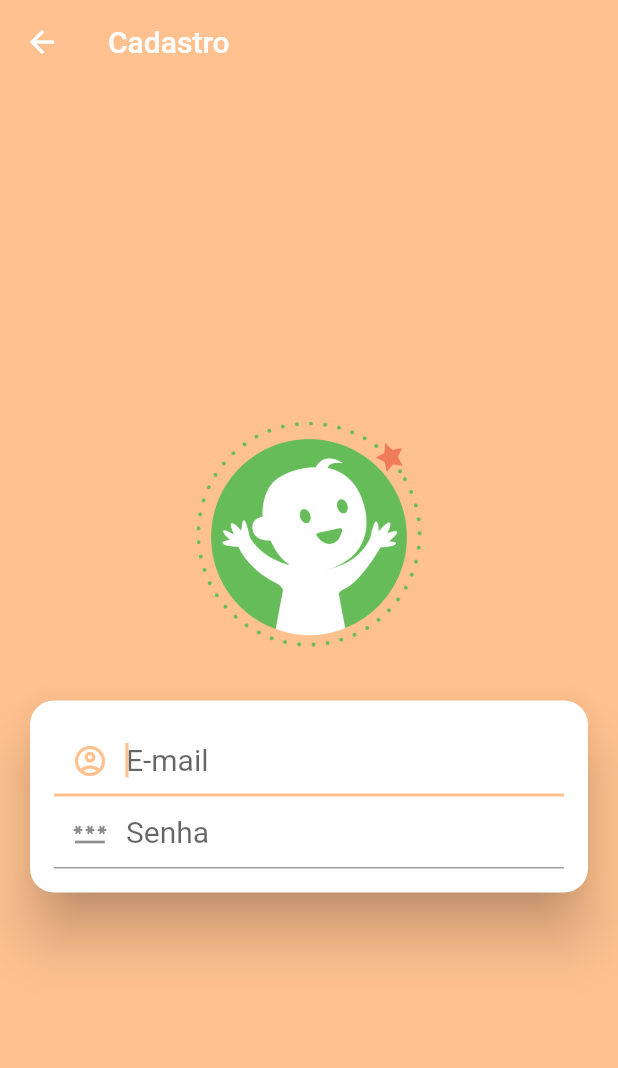
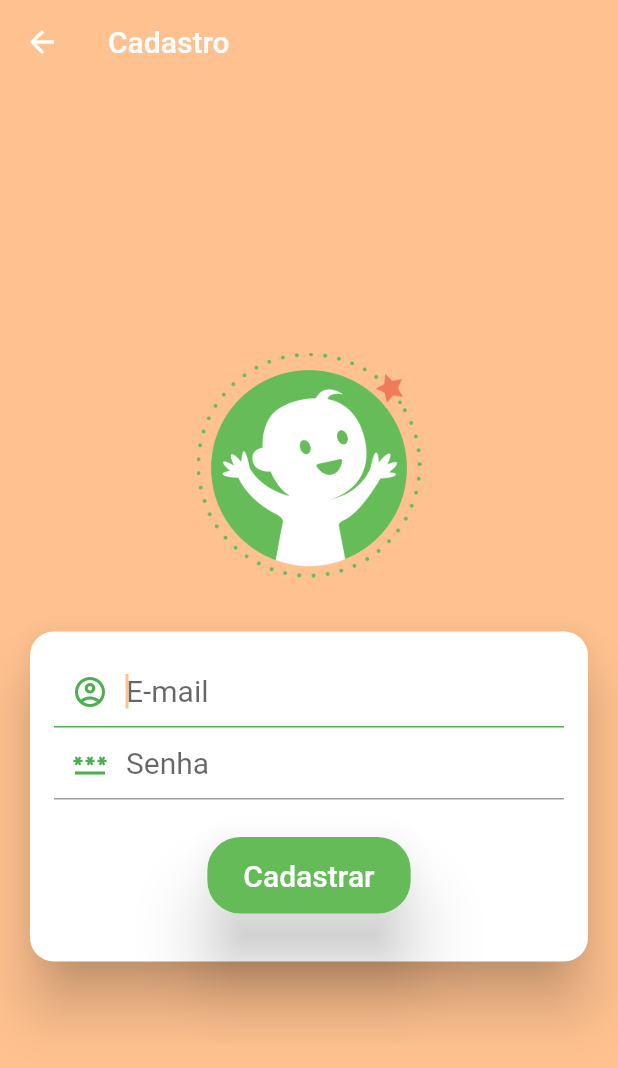
Before and after one commit to UniversoPrematuro/UniversoPrematuro2, a Flutter app: the Register screen opened directly, on a phone screen of 412 x 824 dp. Shown: the top 1068 px of the screen. Run offline on Flutter 3.47's test engine with Material 2 defaults, Android fonts, the phone set to English and light mode, and no system bars; our stand-ins replace cloud_firestore, firebase_auth, firebase_core; accounts and stored records are empty.

Commit message:
register done, added validate fields and cadastrate user

```diff
--- a/lib/pages/register.dart
+++ b/lib/pages/register.dart
@@ -1,13 +1,79 @@
+// ignore_for_file: avoid_print
+
+import 'package:firebase_auth/firebase_auth.dart';
 import 'package:flutter/material.dart';
 
+import '../models/usuario_model.dart';
+import 'edit_profile.dart';
+
 class Register extends StatefulWidget {
-  Register({Key? key}) : super(key: key);
+  const Register({Key? key}) : super(key: key);
 
   @override
   State<Register> createState() => _RegisterState();
 }
 
+
+
 class _RegisterState extends State<Register> {
+  final TextEditingController _controllerEmail = TextEditingController();
+  final TextEditingController _controllerPassw = TextEditingController();
+  String _errorMessage = "";
+
+  _validarCampos(){
+    String email = _controllerEmail.text;
+    String passw = _controllerPassw.text;
+
+    if(email.isNotEmpty && email.contains("@")){
+      if(passw.isNotEmpty && passw.length >= 5){
+        setState(() {
+          _errorMessage = "";
+        });
+
+        Usuario usuario = Usuario();
+        usuario.email = email;
+        usuario.passw = passw;
+        _cadastrarUsuario( usuario );
+
+      } else{
+        setState(() {
+          _errorMessage = "Preencha a senha corretamente";
+        });
+      }
+
+    } else {
+      setState(() {
+        _errorMessage = "Preencha o email";
+      });
+    }
+  }
+
+
+
+  _cadastrarUsuario( Usuario usuario ){
+    FirebaseAuth auth = FirebaseAuth.instance;
+
+    auth.createUserWithEmailAndPassword(
+      email: usuario.email, password: usuario.passw
+      ).then((firebaseUser){
+
+        setState(() {
+          _errorMessage = "Usuário cadastrado com sucesso!";
+        });
+      }).catchError((error){
+        print("erro app: $error" );
+        setState(() {
+          _errorMessage = "Erro ao cadastrar usuário, verifique todos os campos";
+        });
+      }
+
+      );
+
+
+  }
+
+
+
   @override
   Widget build(BuildContext context) {
     return Scaffold(
@@ -40,30 +106,74 @@ class _RegisterState extends State<Register> {
                       padding: const EdgeInsets.all(16),
                       child: Column(
                         mainAxisSize: MainAxisSize.min,
-                        children: const <Widget>[
+                        children: <Widget>[
                           TextField(
-                            controller: null,
+                            controller: _controllerEmail,
                             autofocus: true,
                             keyboardType: TextInputType.emailAddress,
-                            style: TextStyle(
+                            style: const TextStyle(
                               fontSize: 20
                             ),
-                            decoration: InputDecoration(
+                            decoration: const InputDecoration(
+                              focusedBorder: UnderlineInputBorder(
+                              borderSide: BorderSide(
+                                color: Colors.green
+                              )
+                            ),
                               hintText: "E-mail",
-                              prefixIcon: Icon(Icons.account_circle_outlined)),
+                              prefixIcon: Icon(Icons.account_circle_outlined, color: Colors.green,)),
                           ),
                           TextField(
-                            controller: null,
+                            controller: _controllerPassw,
                             autofocus: true,
+                            obscureText: true,
                             keyboardType: TextInputType.emailAddress,
-                            style: TextStyle(
+                            style: const TextStyle(
                               fontSize: 20
                             ),
-                            decoration: InputDecoration(
+                            decoration: const InputDecoration(
+                              focusedBorder: UnderlineInputBorder(
+                              borderSide: BorderSide(
+                                color: Colors.green
+                              )
+                            ),
                               hintText: "Senha",
-                              prefixIcon: Icon(Icons.password)),
+                              prefixIcon: Icon(Icons.password, color: Colors.green,)),
+                          ),
+                    Padding(
+                    padding: const EdgeInsets.only(top: 25),
+                    child: ElevatedButton(
+                      onPressed: () {
+                        if(_validarCampos() == true){
+                          _cadastrarUsuario(Usuario());
+                          Navigator.push(
+                            context,
+                            MaterialPageRoute(
+                                builder: (context) => EditProfile()));
+                        }
+
+                      },
+                      style: TextButton.styleFrom(
+                          padding: const EdgeInsets.fromLTRB(24, 14, 24, 14),
+                          shape: RoundedRectangleBorder(
+                              borderRadius: BorderRadius.circular(22)),
+                          backgroundColor:
+                              const Color.fromARGB(255, 101, 187, 88)),
+                      child: const Text(
+                        "Cadastrar",
+                        style: TextStyle(color: Colors.white, fontSize: 20),
+                      ),
+                    )
+                  ),
+                          Center(
+                            child: Text(
+                              _errorMessage,
+                              style: const
+                              TextStyle(
+                                color: Color.fromARGB(255, 255, 0, 0)
+                              ),
+                            ),
                           )
-
                         ],
                       ),
                     ),
```
